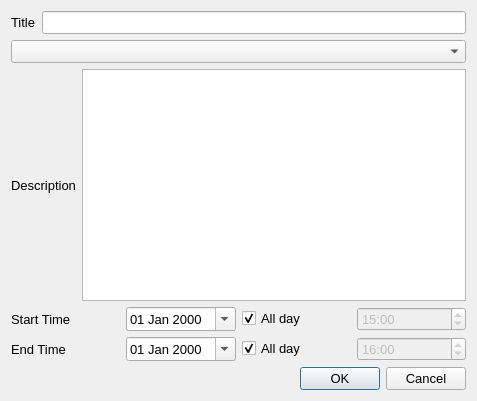
Old version of the form src/View/Qt/TimeLine/factdialog.ui in the repository Tatane/TimeLine.
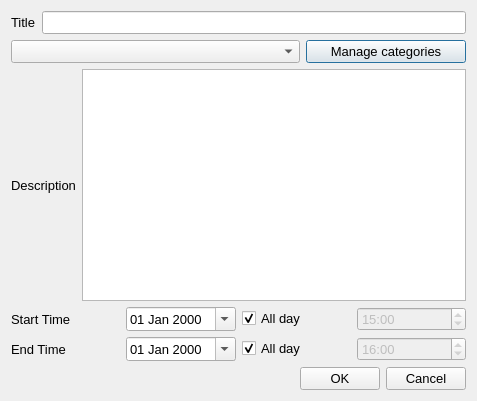
New version of the form.

Commit message: Category dialog. Feature to add a new Category (WIP).

The edit to the form file:
```diff
--- a/src/View/Qt/TimeLine/factdialog.ui
+++ b/src/View/Qt/TimeLine/factdialog.ui
@@ -36,7 +36,24 @@
     </layout>
    </item>
    <item>
-    <widget class="QComboBox" name="comboBoxCategory"/>
+    <layout class="QHBoxLayout" name="horizontalLayout_6">
+     <item>
+      <widget class="QComboBox" name="comboBoxCategory"/>
+     </item>
+     <item>
+      <widget class="QPushButton" name="btnManageCategories">
+       <property name="maximumSize">
+        <size>
+         <width>160</width>
+         <height>16777215</height>
+        </size>
+       </property>
+       <property name="text">
+        <string>Manage categories</string>
+       </property>
+      </widget>
+     </item>
+    </layout>
    </item>
    <item>
     <layout class="QHBoxLayout" name="horizontalLayout_2">
```
The commit also changes 8 other files.
